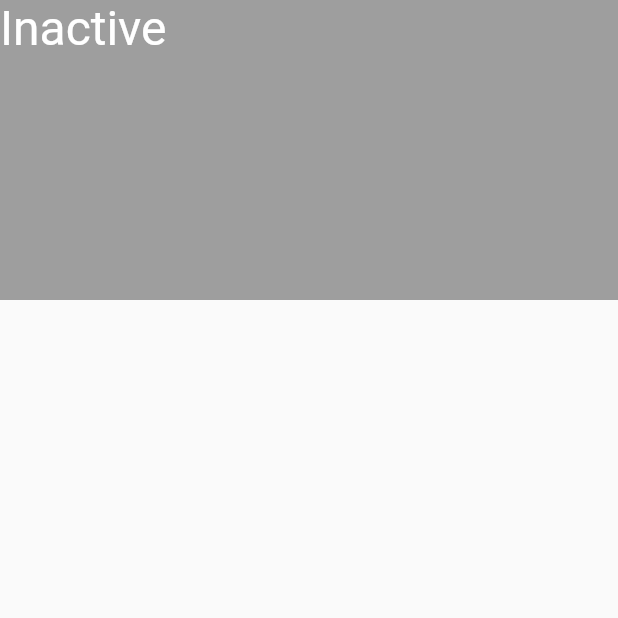
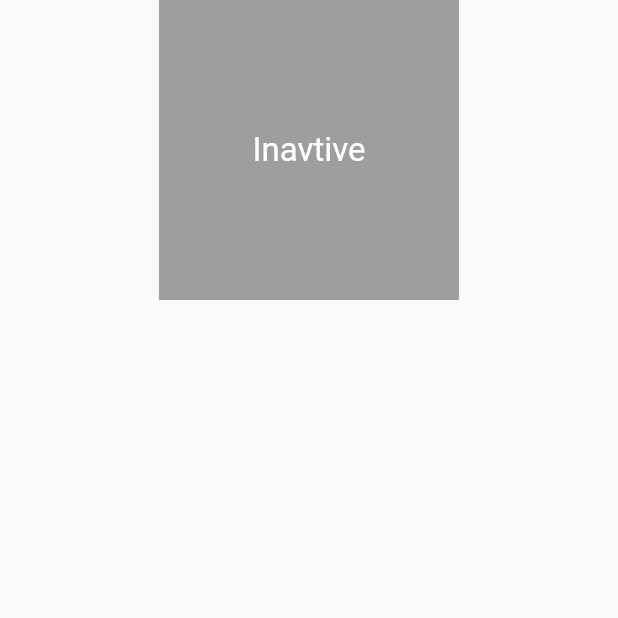
Before and after one commit to wildlily1989/widgetflutter, a Flutter app: the screen it shows after launch, on a phone screen of 412 x 824 dp, the top half of it. Run offline on Flutter 3.47's test engine with Material 2 defaults, Android fonts, the phone set to English and light mode, and no system bars.

```diff
--- a/lib/main.dart
+++ b/lib/main.dart
@@ -110,7 +110,8 @@ class MyApp extends StatelessWidget {
       home: new Scaffold(
         body: new ListView(
           children: [
-            new ParentWidget(),
+            new TapCParentWidget(),
+//            new ParentWidget(),
 //            new TapboxAWidget(),
 //            new Image.asset(
 //              'images/lake.jpg',
@@ -379,9 +380,9 @@ class _parentWidgetState extends State<ParentWidget> {
   @override
   Widget build(BuildContext context) {
     return new Container(
-      child: new TapboxB(
-          active: _active,
-          onChanged: _handleTapboxChanged),
+      child: new Center(
+        child: new TapboxB(active: _active, onChanged: _handleTapboxChanged),
+      ),
     );
     throw UnimplementedError();
   }
@@ -389,25 +390,28 @@ class _parentWidgetState extends State<ParentWidget> {
 
 //-------------------------------TapboxB---------------------------------------//
 class TapboxB extends StatelessWidget {
-  TapboxB({Key key,this.active:false,@required this.onChanged})
-  :super(key:key);
+  TapboxB({Key key, this.active: false, @required this.onChanged})
+      : super(key: key);
   final bool active;
   final ValueChanged<bool> onChanged;
 
   void _handleTap() {
     onChanged(!active);
   }
+
   @override
   Widget build(BuildContext context) {
     return new GestureDetector(
       onTap: _handleTap,
       child: new Container(
-        child: new Text(
-          active?'active':'Inactive',
-          style: new TextStyle(fontSize: 32.0,color: Colors.white),
+        child: new Center(
+          child: new Text(
+            active ? 'active' : 'Inactive',
+            style: new TextStyle(fontSize: 32.0, color: Colors.white),
+          ),
         ),
         decoration: new BoxDecoration(
-          color: active?Colors.green:Colors.grey,
+          color: active ? Colors.green : Colors.grey,
         ),
         width: 200.0,
         height: 200.0,
@@ -416,3 +420,105 @@ class TapboxB extends StatelessWidget {
     throw UnimplementedError();
   }
 }
+
+//混合管理
+//----------------------------------ParentWidget------------------------------------//
+class TapCParentWidget extends StatefulWidget {
+  @override
+  State<StatefulWidget> createState() {
+    return new _tapCParentWidget();
+    throw UnimplementedError();
+  }
+}
+
+class _tapCParentWidget extends State<TapCParentWidget> {
+  bool _active = false;
+
+  void _handleTapboxChanged(bool newValue) {
+    setState(() {
+      _active = newValue;
+    });
+  }
+
+  @override
+  Widget build(BuildContext context) {
+    return new Container(
+      child: new Center(
+        child: new TapboxC(active: _active, onChanged: _handleTapboxChanged),
+      ),
+    );
+
+    throw UnimplementedError();
+  }
+}
+
+//---------------------------------TapboxC---------------------------------------//
+class TapboxC extends StatefulWidget {
+  TapboxC({Key key, this.active: false, @required this.onChanged})
+      : super(key: key);
+
+  final bool active;
+  final ValueChanged<bool> onChanged;
+  @override
+  State<StatefulWidget> createState() {
+    return new _TapboxCState();
+    throw UnimplementedError();
+  }
+}
+
+class _TapboxCState extends State<TapboxC> {
+  bool _highlight = false;
+
+  void _handleTapDown(TapDownDetails details) {
+    setState(() {
+      _highlight = true;
+    });
+  }
+
+  void _handleTapUp(TapUpDetails details) {
+    setState(() {
+      _highlight = false;
+    });
+  }
+
+  void _handleTapCancel() {
+    setState(() {
+      _highlight = false;
+    });
+  }
+
+  void _handleTap() {
+    widget.onChanged(!widget.active);
+  }
+
+  @override
+  Widget build(BuildContext context) {
+    //this examle adds a green border on tap down.
+    //On tap up,the square changes to the opposite state.
+    return new GestureDetector(
+      onTapDown: _handleTapDown,
+      onTapUp: _handleTapUp,
+      onTapCancel: _handleTapCancel,
+      onTap: _handleTap,
+      child: new Container(
+        child: new Center(
+          child: new Text(
+            widget.active ? 'Activie' : "Inavtive",
+            style: new TextStyle(fontSize: 22.0, color: Colors.white),
+          ),
+        ),
+        width: 200.0,
+        height: 200.0,
+        decoration: new BoxDecoration(
+            color: widget.active ? Colors.green : Colors.grey,
+            border: _highlight
+                ? new Border.all(
+                    color: Colors.teal,
+                    width: 10.0,
+                  )
+                : null),
+      ),
+    );
+    throw UnimplementedError();
+  }
+}
```
